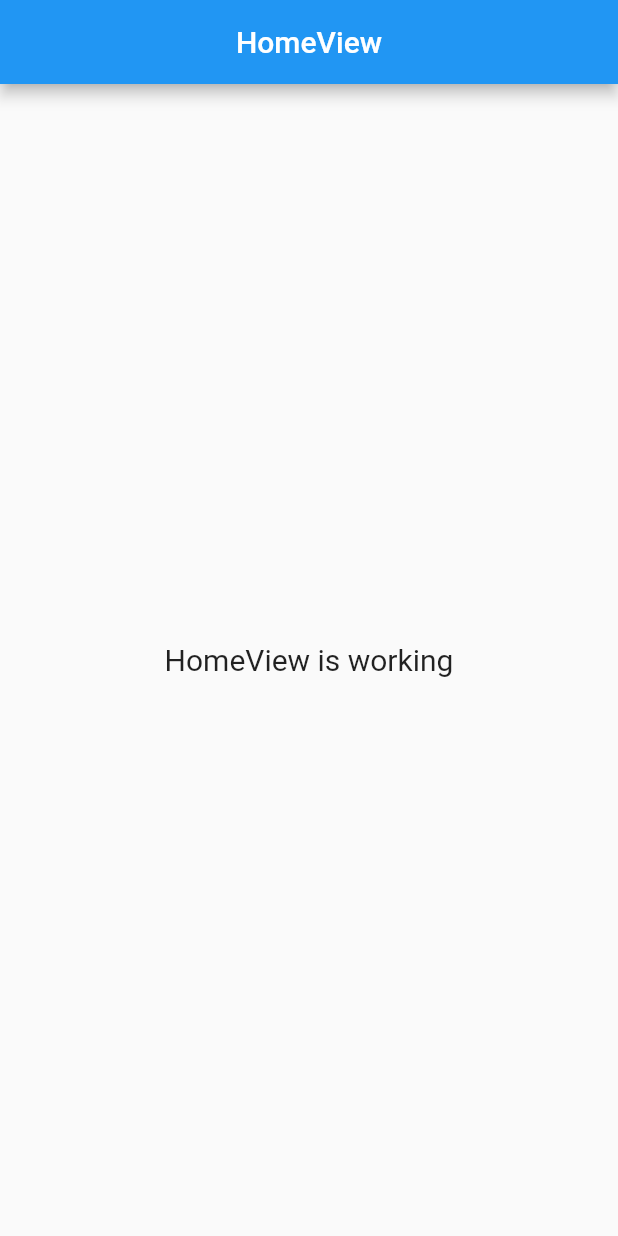
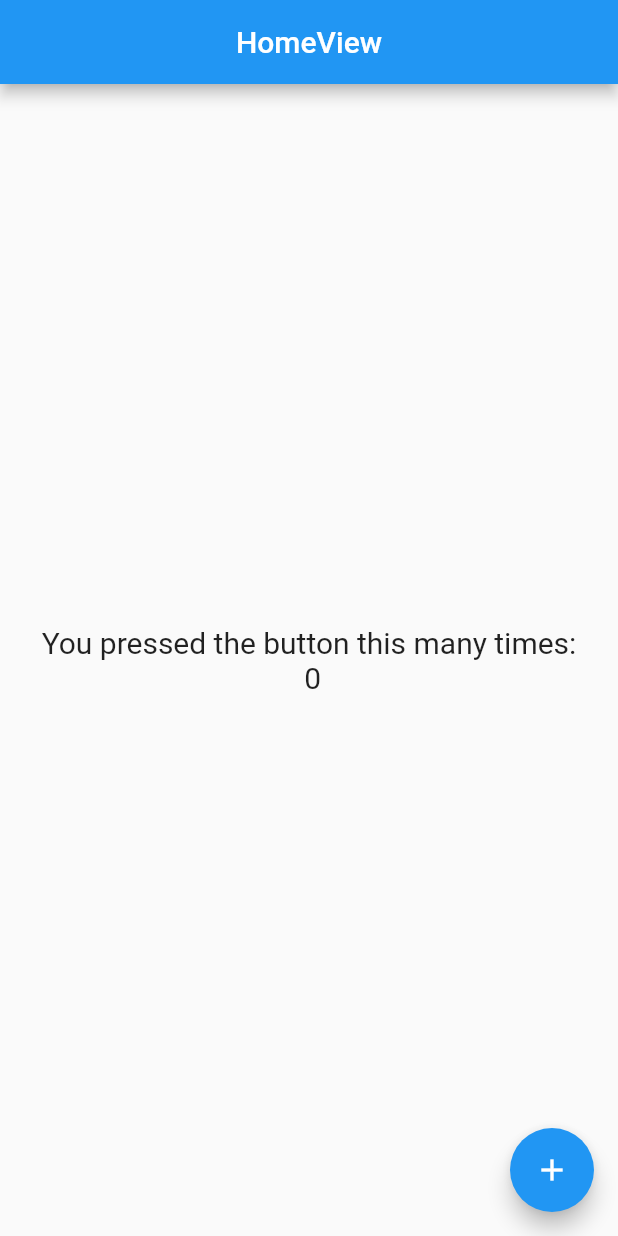
Before and after one commit to MotasemZiad/flutter-getx-test, a Flutter app: the screen it shows after launch, on a phone screen of 412 x 824 dp. Run offline on Flutter 3.47's test engine with Material 2 defaults, Android fonts, the phone set to English and light mode, and no system bars; our stand-ins replace get.

Commit message:
setting up all things

```diff
--- a/lib/app/modules/home/views/home_view.dart
+++ b/lib/app/modules/home/views/home_view.dart
@@ -14,10 +14,21 @@ class HomeView extends GetView<HomeController> {
         centerTitle: true,
       ),
       body: Center(
-        child: Text(
-          'HomeView is working',
-          style: TextStyle(fontSize: 20),
+        child: Obx(
+          () => Text(
+            'You pressed the button this many times:\n ${controller.count}',
+            style: const TextStyle(
+              fontSize: 20,
+            ),
+            textAlign: TextAlign.center,
+          ),
         ),
+      ),
+      floatingActionButton: FloatingActionButton(
+        onPressed: () {
+          controller.increment();
+        },
+        child: const Icon(Icons.add),
       ),
     );
   }
```
Also changed, not shown: lib/app/modules/home/controllers/home_controller.dart (+0 -17 lines).
